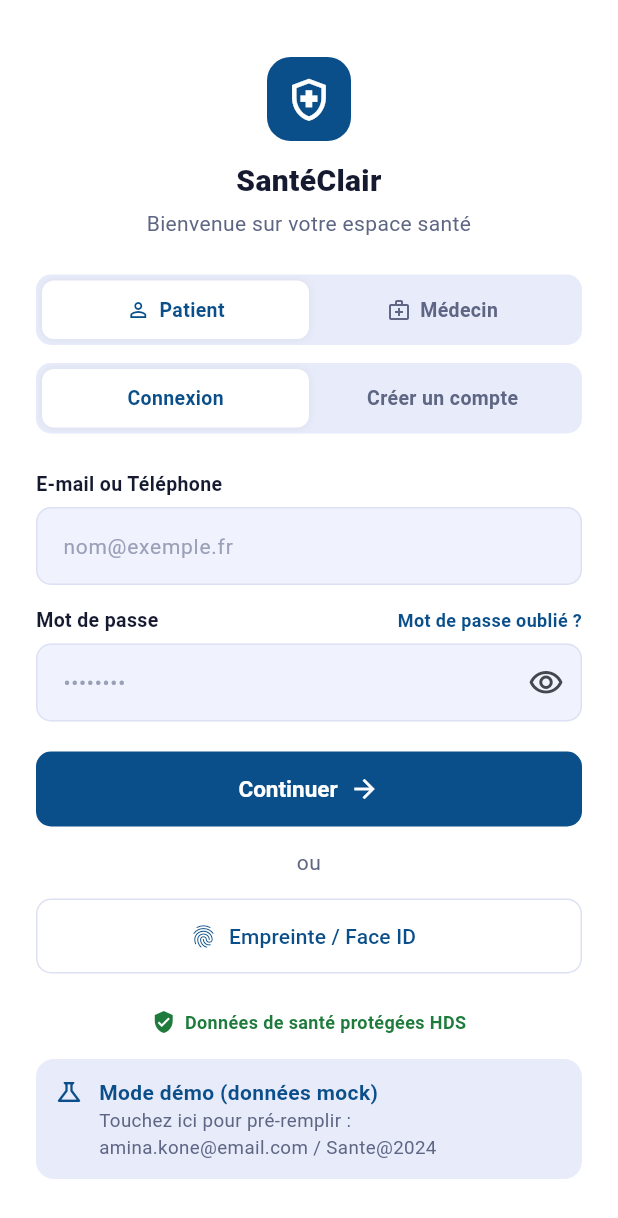
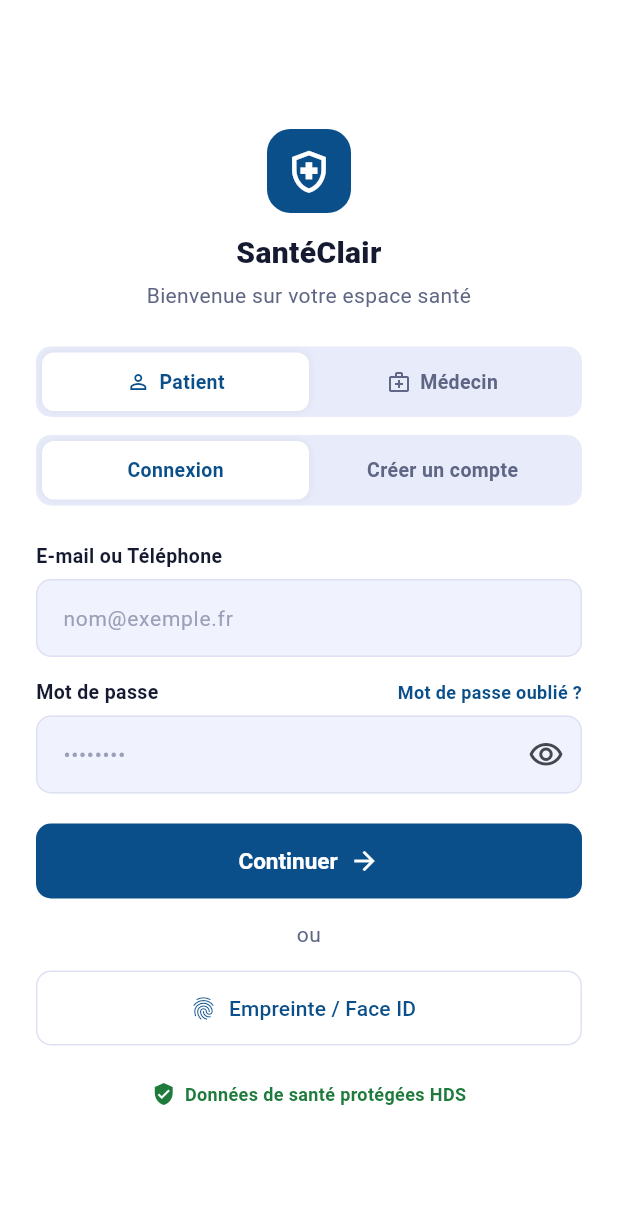
Before and after one commit to NiBienvenu/SanteClair, a Flutter app: the screen it shows after launch, on a phone screen of 412 x 824 dp. Shown: the top 1218 px of the screen. Run offline on Flutter 3.47's test engine with Material 3 defaults, Android fonts, the phone set to English and light mode, and no system bars; our stand-ins replace dio, file_picker, flutter_riverpod, go_router, shared_preferences.

Commit message:
Remove demo mode UI elements from the login screen.

```diff
--- a/lib/features/auth/login_screen.dart
+++ b/lib/features/auth/login_screen.dart
@@ -220,18 +220,18 @@
                         ),
                       ],
                     ),
-                    if (AppConfig.useMock) ...[
-                      const SizedBox(height: 16),
-                      InkWell(
-                        onTap: _fillDemo,
-                        child: InfoBanner(
-                          icon: Icons.science_outlined,
-                          title: 'Mode démo (données mock)',
-                          text:
-                              'Touchez ici pour pré-remplir : ${_role == UserRole.doctor ? AppConfig.demoDoctorEmail : AppConfig.demoPatientEmail} / ${AppConfig.demoPassword}',
-                        ),
-                      ),
-                    ],
+                    // if (AppConfig.useMock) ...[
+                    //   const SizedBox(height: 16),
+                    //   InkWell(
+                    //     onTap: _fillDemo,
+                    //     child: InfoBanner(
+                    //       icon: Icons.science_outlined,
+                    //       title: 'Mode démo (données mock)',
+                    //       text:
+                    //           'Touchez ici pour pré-remplir : ${_role == UserRole.doctor ? AppConfig.demoDoctorEmail : AppConfig.demoPatientEmail} / ${AppConfig.demoPassword}',
+                    //     ),
+                    //   ),
+                    // ],
                   ],
                 ),
               ),
```
Also changed, not shown: 1 other file.
